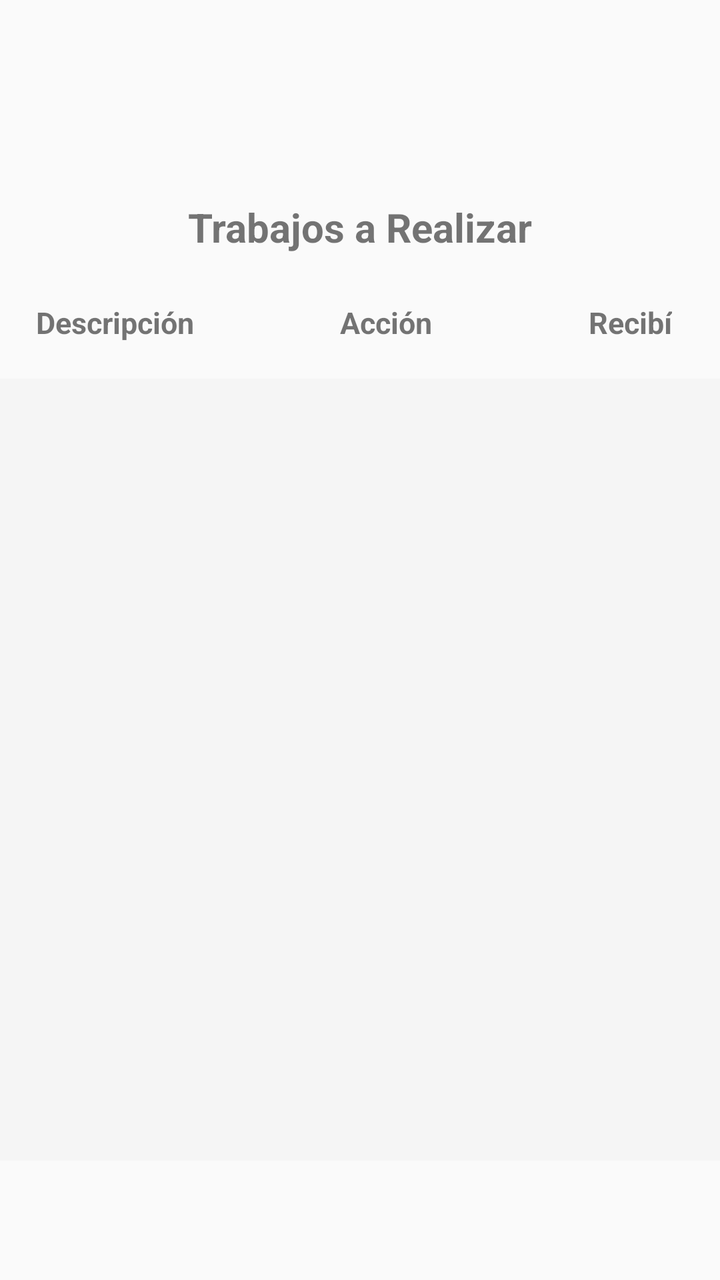
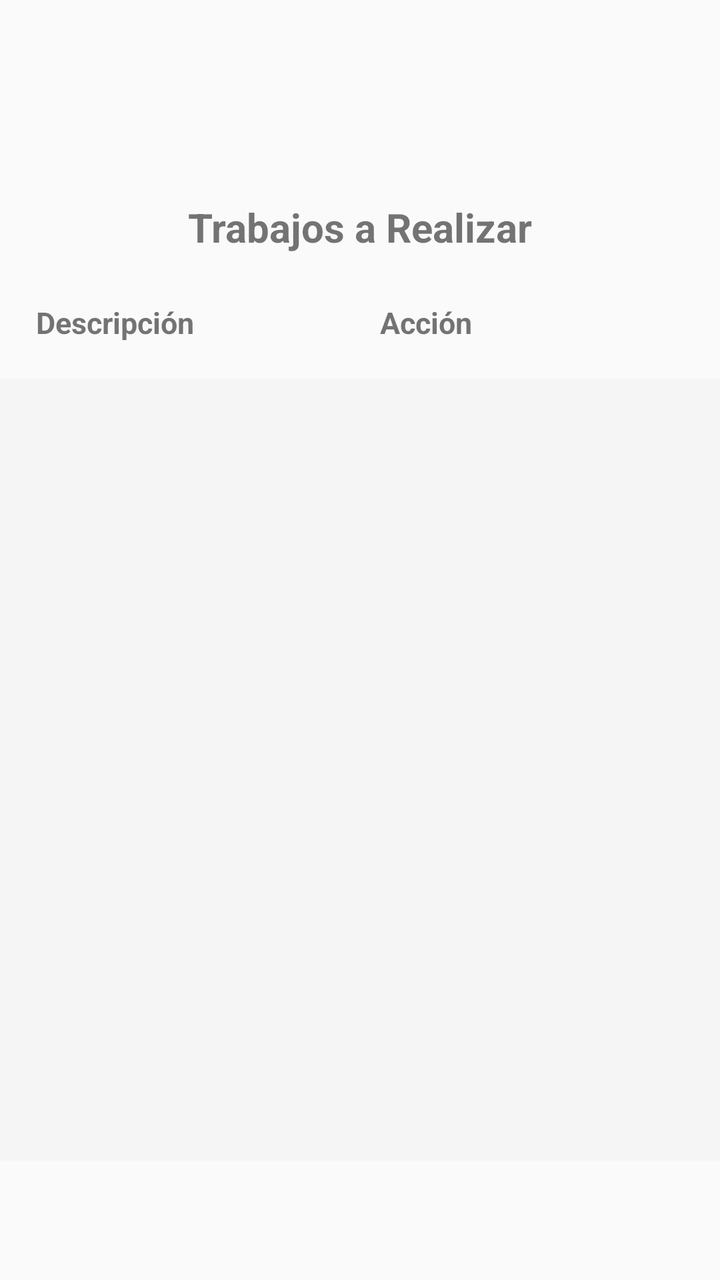

Before-and-after screenshots of an Android layout around one commit, followed by the original layout XML and the change that was made.
<!-- AndroidManifest.xml: application theme AppTheme -->
<!-- res/layout/activity_trabajos_ordenes.xml -->
<?xml version="1.0" encoding="utf-8"?>
<android.support.constraint.ConstraintLayout xmlns:android="http://schemas.android.com/apk/res/android"
    xmlns:app="http://schemas.android.com/apk/res-auto"
    android:layout_width="match_parent"
    android:layout_height="match_parent"
    xmlns:tools="http://schemas.android.com/tools"
    android:layout_alignParentTop="true"
    tools:context=".Fragments.TrabajosOrdenes">


    <android.support.constraint.ConstraintLayout
        android:layout_width="match_parent"
        android:layout_height="wrap_content"
        android:layout_marginTop="100dp"
        app:layout_constraintEnd_toEndOf="parent"
        app:layout_constraintStart_toStartOf="parent"
        app:layout_constraintTop_toTopOf="parent">

        <TextView
            android:id="@+id/textView78"
            android:layout_width="300dp"
            android:layout_height="wrap_content"
            android:text="@string/trabajosARealizar"
            android:textAlignment="center"
            android:textSize="20dp"
            android:textStyle="bold"
            app:layout_constraintEnd_toEndOf="parent"
            app:layout_constraintStart_toStartOf="parent"
            app:layout_constraintTop_toTopOf="parent" />

        <TextView
            android:id="@+id/textView43"
            android:layout_width="wrap_content"
            android:layout_height="wrap_content"
            android:layout_alignParentTop="true"
            android:layout_marginStart="8dp"
            android:layout_marginTop="24dp"
            android:paddingLeft="10dp"
            android:paddingRight="10dp"
            android:paddingBottom="10dp"
            android:text="@string/descripcion"
            android:textSize="15dp"
            android:textStyle="bold"
            app:layout_constraintStart_toStartOf="parent"
            app:layout_constraintTop_toBottomOf="@+id/textView78" />

        <TextView
            android:id="@+id/textView42"
            android:layout_width="wrap_content"
            android:layout_height="wrap_content"
            android:layout_alignParentStart="true"
            android:layout_alignParentTop="true"
            android:layout_marginStart="160dp"
            android:paddingLeft="10dp"
            android:paddingRight="10dp"
            android:paddingBottom="10dp"
            android:text="@string/accion"
            android:textSize="15dp"
            android:textStyle="bold"
            app:layout_constraintBottom_toBottomOf="@+id/textView43"
            app:layout_constraintStart_toStartOf="parent"
            app:layout_constraintTop_toTopOf="@+id/textView43" />

        <TextView
            android:layout_width="wrap_content"
            android:layout_height="wrap_content"
            android:layout_alignParentTop="true"
            android:layout_alignParentEnd="true"
            android:layout_marginStart="8dp"
            android:layout_marginEnd="24dp"
            android:text="@string/recibi"
            android:textSize="15dp"
            android:textStyle="bold"
            app:layout_constraintBottom_toBottomOf="@+id/textView42"
            app:layout_constraintEnd_toEndOf="parent"
            app:layout_constraintHorizontal_bias="1.0"
            app:layout_constraintStart_toEndOf="@+id/textView42"
            app:layout_constraintTop_toTopOf="@+id/textView42"
            app:layout_constraintVertical_bias="0.0" />

        <ListView
            android:id="@+id/listTrabajos"
            android:layout_width="match_parent"
            android:layout_height="391dp"
            android:layout_marginTop="8dp"
            android:background="#f5f5f5"
            android:dividerHeight="5dp"
            android:paddingLeft="8dp"
            android:paddingRight="8dp"
            app:layout_constraintTop_toBottomOf="@+id/textView42">

        </ListView>
    </android.support.constraint.ConstraintLayout>
</android.support.constraint.ConstraintLayout>
<!-- resources referenced by this layout -->
<resources>
  <string name="accion">Acción</string>
  <string name="descripcion">Descripción</string>
  <string name="recibi">Recibí</string>
  <string name="trabajosARealizar">Trabajos a Realizar</string>
  <style name="AppTheme" parent="Theme.AppCompat.Light.DarkActionBar">
          
          <item name="colorPrimary">@color/colorPrimary</item>
          <item name="colorPrimaryDark">@color/colorPrimaryDark</item>
          <item name="colorAccent">@color/colorAccent</item>
          <item name="android:colorForeground">@android:color/background_dark</item>
      </style>
  <color name="colorPrimary">#0277BD</color>
  <color name="colorPrimaryDark">#004C8C</color>
  <color name="colorAccent">#0000FF</color>
</resources>

<!-- the commit's change to res/layout/activity_trabajos_ordenes.xml (unified diff, before → after) -->
@@ -50,7 +50,7 @@
             android:layout_height="wrap_content"
             android:layout_alignParentStart="true"
             android:layout_alignParentTop="true"
-            android:layout_marginStart="160dp"
+            android:layout_marginStart="180dp"
             android:paddingLeft="10dp"
             android:paddingRight="10dp"
             android:paddingBottom="10dp"
@@ -59,23 +59,7 @@
             android:textStyle="bold"
             app:layout_constraintBottom_toBottomOf="@+id/textView43"
             app:layout_constraintStart_toStartOf="parent"
-            app:layout_constraintTop_toTopOf="@+id/textView43" />
-
-        <TextView
-            android:layout_width="wrap_content"
-            android:layout_height="wrap_content"
-            android:layout_alignParentTop="true"
-            android:layout_alignParentEnd="true"
-            android:layout_marginStart="8dp"
-            android:layout_marginEnd="24dp"
-            android:text="@string/recibi"
-            android:textSize="15dp"
-            android:textStyle="bold"
-            app:layout_constraintBottom_toBottomOf="@+id/textView42"
-            app:layout_constraintEnd_toEndOf="parent"
-            app:layout_constraintHorizontal_bias="1.0"
-            app:layout_constraintStart_toEndOf="@+id/textView42"
-            app:layout_constraintTop_toTopOf="@+id/textView42"
+            app:layout_constraintTop_toTopOf="@+id/textView43"
             app:layout_constraintVertical_bias="0.0" />
 
         <ListView
<!-- resource entries referenced after the edit -->
@@ -2,7 +2,6 @@
 <resources>
   <string name="accion">Acción</string>
   <string name="descripcion">Descripción</string>
-  <string name="recibi">Recibí</string>
   <string name="trabajosARealizar">Trabajos a Realizar</string>
   <style name="AppTheme" parent="Theme.AppCompat.Light.DarkActionBar">
           
